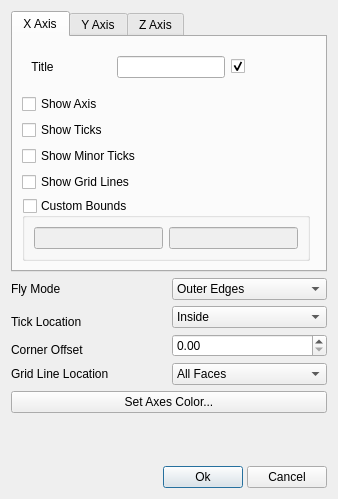
Old version of the form Qt/Components/Resources/UI/pqCubeAxesEditorDialog.ui in the repository Kitware/ParaView.
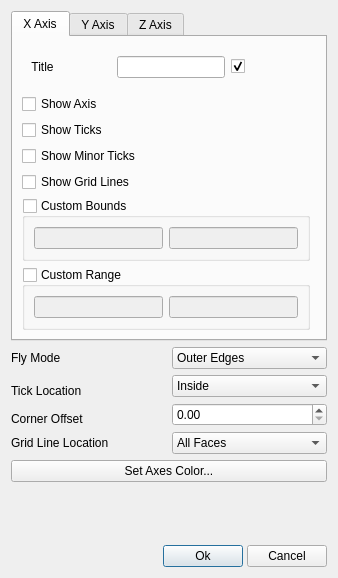
New version of the form. Custom widgets are drawn as their Qt base class.

Commit message: Enable custom range to be used in cube axis

```diff
--- a/Qt/Components/Resources/UI/pqCubeAxesEditorDialog.ui
+++ b/Qt/Components/Resources/UI/pqCubeAxesEditorDialog.ui
@@ -7,7 +7,7 @@
     <x>0</x>
     <y>0</y>
     <width>338</width>
-    <height>499</height>
+    <height>578</height>
    </rect>
   </property>
   <property name="windowTitle">
@@ -223,6 +223,27 @@
          </layout>
         </widget>
        </item>
+       <item row="6" column="0">
+        <widget class="QGroupBox" name="CubeAxesXCustomRange">
+         <property name="title">
+          <string>Custom Range</string>
+         </property>
+         <property name="checkable">
+          <bool>true</bool>
+         </property>
+         <property name="checked">
+          <bool>false</bool>
+         </property>
+         <layout class="QHBoxLayout" name="horizontalLayout_7">
+          <item>
+           <widget class="QLineEdit" name="CubeAxesXCustomRangeMin"/>
+          </item>
+          <item>
+           <widget class="QLineEdit" name="CubeAxesXCustomRangeMax"/>
+          </item>
+         </layout>
+        </widget>
+       </item>
       </layout>
      </widget>
      <widget class="QWidget" name="ytab">
```
Left out of the diff: 42 changed lines with no effect on the pictures. The commit also changes 4 other files.
